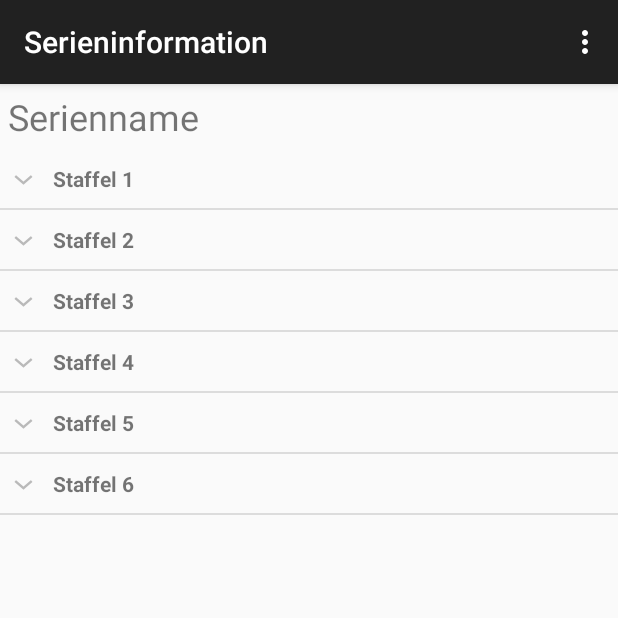
After one commit to oCocha/AndroidSerienProjekt, an Android app: the SeriesSeasonActivity screen opened directly, with no data from a screen before it, on a phone screen of 412 x 824 dp, the top half of it. The commit adds this screen. Run offline under Robolectric (Android 15) with nearby library versions, the phone set to English and light mode, and no system bars.

Commit message:
Activity/Adapter eingefügt
- SeriesSeasonActivity eingefügt
-> zeigt alle STaffeln/Episoden einer Serie an
- ExpandableListViewAdapter eingefügt
-> wird benutzt, um SeriesSeasonActivity darzustellen

```diff
--- a/Code/AndroidSerienProjekt/app/src/main/AndroidManifest.xml
+++ b/Code/AndroidSerienProjekt/app/src/main/AndroidManifest.xml
@@ -42,6 +42,10 @@
             android:name=".activities.SeriesDetailActivity"
             android:label="@string/title_activity_series_detail" >
         </activity>
+        <activity
+            android:name=".activities.SeriesSeasonActivity"
+            android:label="@string/title_activity_series_season" >
+        </activity>
     </application>
 
 </manifest>
--- a/Code/AndroidSerienProjekt/app/src/main/java/com/serien/android/androidserienprojekt/activities/SeriesDetailActivity.java
+++ b/Code/AndroidSerienProjekt/app/src/main/java/com/serien/android/androidserienprojekt/activities/SeriesDetailActivity.java
@@ -7,7 +7,7 @@ import android.view.MenuItem;
 
 import com.serien.android.androidserienprojekt.R;
 
-//Automatisch erstellte Activity
+//Automatisch erstellte Activity (Xml-Datei benötigt)
 public class SeriesDetailActivity extends ActionBarActivity {
 
     @Override
--- a/Code/AndroidSerienProjekt/app/src/main/java/com/serien/android/androidserienprojekt/activities/SeriesOverviewActivity.java
+++ b/Code/AndroidSerienProjekt/app/src/main/java/com/serien/android/androidserienprojekt/activities/SeriesOverviewActivity.java
@@ -7,7 +7,7 @@ import android.view.MenuItem;
 
 import com.serien.android.androidserienprojekt.R;
 
-//Automatisch erstellte Activity
+//Automatisch erstellte Activity (Xml-Datei benötigt)
 public class SeriesOverviewActivity extends ActionBarActivity {
 
     @Override
--- /dev/null
+++ b/Code/AndroidSerienProjekt/app/src/main/java/com/serien/android/androidserienprojekt/activities/SeriesSeasonActivity.java
@@ -0,0 +1,122 @@
+package com.serien.android.androidserienprojekt.activities;
+
+import android.support.v7.app.AppCompatActivity;
+import android.os.Bundle;
+import android.view.Menu;
+import android.view.MenuItem;
+import android.widget.ExpandableListView;
+
+import com.serien.android.androidserienprojekt.R;
+import com.serien.android.androidserienprojekt.adapter.CustomSeriesExpandableListAdapter;
+
+import java.util.ArrayList;
+import java.util.LinkedHashMap;
+import java.util.List;
+import java.util.Map;
+
+//Dies ist die SeriesSeasonActivity, in welcher Serien mitsamt aller Staffeln und Episoden angezeigt werden und mithilfe einer Checkbox markiert werden können
+public class SeriesSeasonActivity extends AppCompatActivity {
+
+    List<String> seasonList;
+    List<String> episodeList;
+    Map<String, List<String>> seriesCollection;
+    ExpandableListView expListView;
+
+    @Override
+    protected void onCreate(Bundle savedInstanceState) {
+        super.onCreate(savedInstanceState);
+        setContentView(R.layout.activity_series_season);
+        setupTestData();
+        initUI();
+        initAdapter();
+    }
+
+    //erstellt einen ExpandableListViewAdapter und verknüpft diesen mit der erstellten ExpandableList
+    private void initAdapter() {
+        final CustomSeriesExpandableListAdapter expListAdapter = new CustomSeriesExpandableListAdapter(this, seasonList, seriesCollection);
+        expListView.setAdapter(expListAdapter);
+    }
+
+    //erstellt die UI Elemente
+    private void initUI() {
+        expListView = (ExpandableListView) findViewById(R.id.series_expandableList);
+    }
+
+    //erstellt einen Testseriendatensatz
+    private void setupTestData() {
+        setupSeasonList();
+        setupCollection();
+    }
+
+    private void setupCollection() {
+        String[] hpModels = { "Episode 1 - Pilot", "Episode 2 - Mitte",
+                "Episode 3 - Finale" };
+        String[] hclModels = { "Episode 1 - Pilot", "Episode 2 - Mitte",
+                "Episode 3 - Finale" };
+        String[] lenovoModels = { "Episode 1 - Pilot", "Episode 2 - Mitte",
+                "Episode 3 - Finale" };
+        String[] sonyModels = { "Episode 1 - Pilot", "Episode 2 - Mitte",
+                "Episode 3 - Finale" };
+        String[] dellModels = { "Episode 1 - Pilot", "Episode 2 - Mitte",
+                "Episode 3 - Finale" };
+        String[] samsungModels = { "Episode 1 - Pilot", "Episode 2 - Mitte",
+                "Episode 3 - Finale" };
+
+        seriesCollection = new LinkedHashMap<String, List<String>>();
+
+        for (String laptop : seasonList) {
+            if (laptop.equals("Staffel 1")) {
+                loadChild(hpModels);
+            } else if (laptop.equals("Staffel 2"))
+                loadChild(dellModels);
+            else if (laptop.equals("Staffel 3"))
+                loadChild(sonyModels);
+            else if (laptop.equals("Staffel 4"))
+                loadChild(hclModels);
+            else if (laptop.equals("Staffel 5"))
+                loadChild(samsungModels);
+            else
+                loadChild(lenovoModels);
+
+            seriesCollection.put(laptop, episodeList);
+        }
+    }
+
+    private void loadChild(String[] laptopModels) {
+        episodeList = new ArrayList<String>();
+        for (String model : laptopModels)
+            episodeList.add(model);
+    }
+
+    private void setupSeasonList() {
+        seasonList = new ArrayList<String>();
+        seasonList.add("Staffel 1");
+        seasonList.add("Staffel 2");
+        seasonList.add("Staffel 3");
+        seasonList.add("Staffel 4");
+        seasonList.add("Staffel 5");
+        seasonList.add("Staffel 6");
+    }
+
+    @Override
+    public boolean onCreateOptionsMenu(Menu menu) {
+        // Inflate the menu; this adds items to the action bar if it is present.
+        getMenuInflater().inflate(R.menu.menu_series_season, menu);
+        return true;
+    }
+
+    @Override
+    public boolean onOptionsItemSelected(MenuItem item) {
+        // Handle action bar item clicks here. The action bar will
+        // automatically handle clicks on the Home/Up button, so long
+        // as you specify a parent activity in AndroidManifest.xml.
+        int id = item.getItemId();
+
+        //noinspection SimplifiableIfStatement
+        if (id == R.id.action_settings) {
+            return true;
+        }
+
+        return super.onOptionsItemSelected(item);
+    }
+}
--- /dev/null
+++ b/Code/AndroidSerienProjekt/app/src/main/java/com/serien/android/androidserienprojekt/adapter/CustomSeriesExpandableListAdapter.java
@@ -0,0 +1,127 @@
+package com.serien.android.androidserienprojekt.adapter;
+
+import android.app.Activity;
+import android.content.Context;
+import android.graphics.Typeface;
+import android.view.LayoutInflater;
+import android.view.View;
+import android.view.ViewGroup;
+import android.widget.BaseExpandableListAdapter;
+import android.widget.CheckBox;
+import android.widget.TextView;
+
+import com.serien.android.androidserienprojekt.R;
+
+import java.util.List;
+import java.util.Map;
+
+/**
+ * Created by oCocha on 03.08.2015.
+ */
+
+
+public class CustomSeriesExpandableListAdapter extends BaseExpandableListAdapter {
+
+    private Activity context;
+    private Map<String, List<String>> laptopCollections;
+    private List<String> laptops;
+
+    public CustomSeriesExpandableListAdapter(Activity context, List<String> laptops,
+                                 Map<String, List<String>> laptopCollections) {
+        this.context = context;
+        this.laptopCollections = laptopCollections;
+        this.laptops = laptops;
+    }
+
+    public Object getChild(int groupPosition, int childPosition) {
+        return laptopCollections.get(laptops.get(groupPosition)).get(childPosition);
+    }
+
+    public long getChildId(int groupPosition, int childPosition) {
+        return childPosition;
+    }
+
+
+    public View getChildView(final int groupPosition, final int childPosition,
+                             boolean isLastChild, View convertView, ViewGroup parent) {
+        final String laptop = (String) getChild(groupPosition, childPosition);
+        LayoutInflater inflater = context.getLayoutInflater();
+
+        if (convertView == null) {
+            convertView = inflater.inflate(R.layout.episode_item, null);
+        }
+
+        TextView episodeTextView = (TextView) convertView.findViewById(R.id.episodeTextView);
+
+        CheckBox episodeCheckBox = (CheckBox) convertView.findViewById(R.id.episodeCheckBox);
+        /*
+        delete.setOnClickListener(new OnClickListener() {
+
+            public void onClick(View v) {
+                AlertDialog.Builder builder = new AlertDialog.Builder(context);
+                builder.setMessage("Do you want to remove?");
+                builder.setCancelable(false);
+                builder.setPositiveButton("Yes",
+                        new DialogInterface.OnClickListener() {
+                            public void onClick(DialogInterface dialog, int id) {
+                                List<String> child =
+                                        laptopCollections.get(laptops.get(groupPosition));
+                                child.remove(childPosition);
+                                notifyDataSetChanged();
+                            }
+                        });
+                builder.setNegativeButton("No",
+                        new DialogInterface.OnClickListener() {
+                            public void onClick(DialogInterface dialog, int id) {
+                                dialog.cancel();
+                            }
+                        });
+                AlertDialog alertDialog = builder.create();
+                alertDialog.show();
+            }
+        });
+        */
+
+        episodeTextView.setText(laptop);
+        return convertView;
+    }
+
+    public int getChildrenCount(int groupPosition) {
+        return laptopCollections.get(laptops.get(groupPosition)).size();
+    }
+
+    public Object getGroup(int groupPosition) {
+        return laptops.get(groupPosition);
+    }
+
+    public int getGroupCount() {
+        return laptops.size();
+    }
+
+    public long getGroupId(int groupPosition) {
+        return groupPosition;
+    }
+
+    public View getGroupView(int groupPosition, boolean isExpanded,
+                             View convertView, ViewGroup parent) {
+        String laptopName = (String) getGroup(groupPosition);
+        if (convertView == null) {
+            LayoutInflater infalInflater = (LayoutInflater) context
+                    .getSystemService(Context.LAYOUT_INFLATER_SERVICE);
+            convertView = infalInflater.inflate(R.layout.season_item,
+                    null);
+        }
+        TextView item = (TextView) convertView.findViewById(R.id.seasonTextView);
+        item.setTypeface(null, Typeface.BOLD);
+        item.setText(laptopName);
+        return convertView;
+    }
+
+    public boolean hasStableIds() {
+        return true;
+    }
+
+    public boolean isChildSelectable(int groupPosition, int childPosition) {
+        return true;
+    }
+}
--- /dev/null
+++ b/Code/AndroidSerienProjekt/app/src/main/res/layout/activity_series_season.xml
@@ -0,0 +1,23 @@
+<RelativeLayout xmlns:android="http://schemas.android.com/apk/res/android"
+    xmlns:tools="http://schemas.android.com/tools"
+    android:layout_width="match_parent"
+    android:layout_height="match_parent"
+    tools:context=".SeriesSeasonActivity" >
+
+    <TextView
+        android:id="@+id/nameTextView"
+        android:text="@string/seriesName"
+        android:layout_width="match_parent"
+        android:layout_height="wrap_content"
+        android:padding="5dp"
+        android:textSize="24dp"
+        />
+
+    <ExpandableListView
+        android:id="@+id/series_expandableList"
+        android:layout_below="@+id/nameTextView"
+        android:layout_width="match_parent"
+        android:layout_height="fill_parent" >
+    </ExpandableListView>
+
+</RelativeLayout>
--- /dev/null
+++ b/Code/AndroidSerienProjekt/app/src/main/res/layout/season_item.xml
@@ -0,0 +1,14 @@
+<?xml version="1.0" encoding="utf-8"?>
+
+<LinearLayout xmlns:android="http://schemas.android.com/apk/res/android"
+    android:layout_width="match_parent"
+    android:layout_height="match_parent"
+    android:orientation="vertical"
+    android:padding="10dp" >
+
+    <TextView
+        android:id="@+id/seasonTextView"
+        android:layout_width="wrap_content"
+        android:layout_height="wrap_content"
+        android:paddingLeft="25dp"/>
+</LinearLayout>
--- /dev/null
+++ b/Code/AndroidSerienProjekt/app/src/main/res/menu/menu_series_season.xml
@@ -0,0 +1,7 @@
+<menu xmlns:android="http://schemas.android.com/apk/res/android"
+    xmlns:app="http://schemas.android.com/apk/res-auto"
+    xmlns:tools="http://schemas.android.com/tools"
+    tools:context="com.serien.android.androidserienprojekt.activities.SeriesSeasonActivity">
+    <item android:id="@+id/action_settings" android:title="@string/action_settings"
+        android:orderInCategory="100" app:showAsAction="never" />
+</menu>
```
Also changed, not shown: Code/AndroidSerienProjekt/app/src/main/java/com/serien/android/androidserienprojekt/activities/SearchActivity.java (+12 -0 lines), Code/AndroidSerienProjekt/app/src/main/res/layout/activity_search.xml (+7 -2 lines), Code/AndroidSerienProjekt/app/src/main/res/layout/episode_item.xml (added, +23 -0 lines), Code/AndroidSerienProjekt/app/src/main/res/values/strings.xml (+5 -4 lines), 2 other files.
